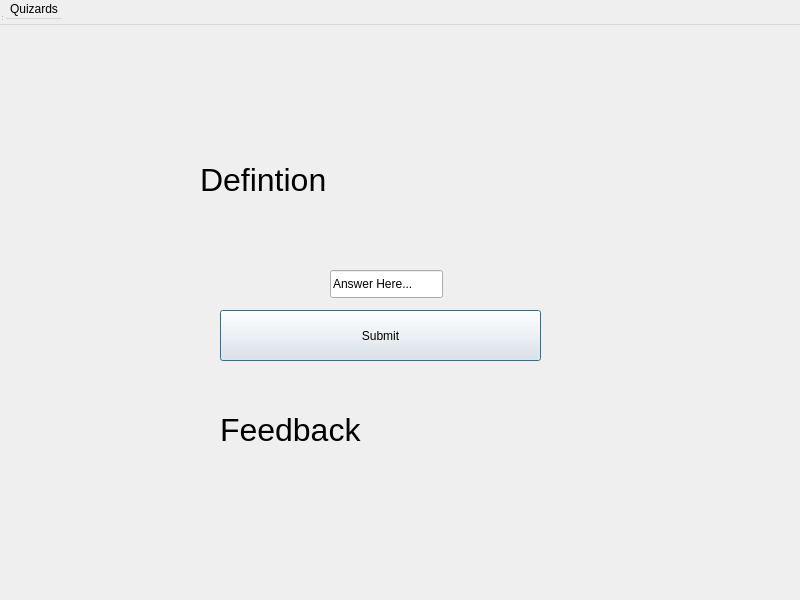
MONKEYFACE678/QuizardsQT, file mainwindow.ui: the form before one commit.
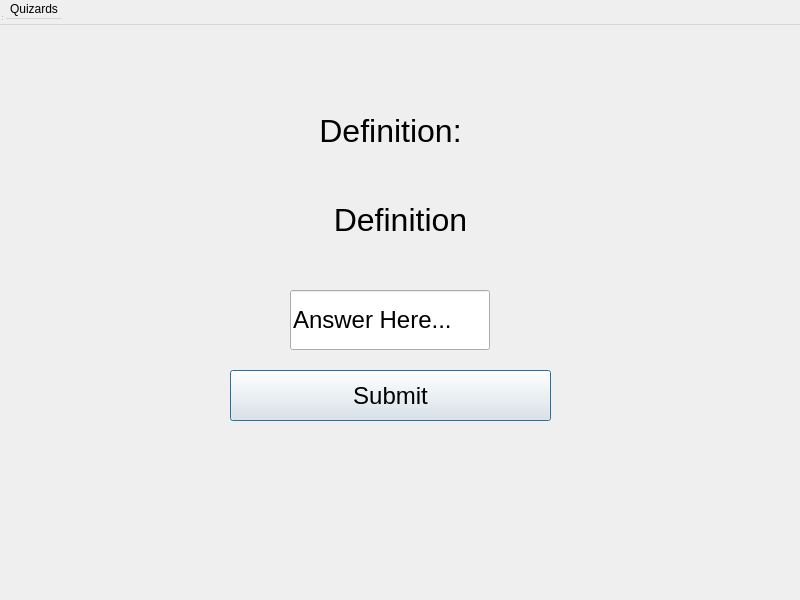
The form after the commit.

Patch:
```diff
--- a/mainwindow.ui
+++ b/mainwindow.ui
@@ -18,31 +18,36 @@
     <rect>
      <x>0</x>
      <y>0</y>
-     <width>761</width>
-     <height>621</height>
+     <width>800</width>
+     <height>600</height>
     </rect>
    </property>
    <property name="minimumSize">
     <size>
-     <width>761</width>
-     <height>621</height>
+     <width>1</width>
+     <height>1</height>
     </size>
    </property>
    <property name="maximumSize">
     <size>
-     <width>761</width>
-     <height>621</height>
+     <width>10000</width>
+     <height>10000</height>
     </size>
    </property>
    <widget class="QPushButton" name="submitButton">
     <property name="geometry">
      <rect>
-      <x>220</x>
-      <y>310</y>
+      <x>230</x>
+      <y>370</y>
       <width>321</width>
       <height>51</height>
      </rect>
     </property>
+    <property name="font">
+     <font>
+      <pointsize>18</pointsize>
+     </font>
+    </property>
     <property name="text">
      <string>Submit</string>
     </property>
@@ -50,40 +55,91 @@
    <widget class="QLineEdit" name="answerInput">
     <property name="geometry">
      <rect>
-      <x>330</x>
-      <y>270</y>
-      <width>113</width>
-      <height>28</height>
+      <x>290</x>
+      <y>290</y>
+      <width>200</width>
+      <height>60</height>
      </rect>
     </property>
+    <property name="font">
+     <font>
+      <pointsize>18</pointsize>
+     </font>
+    </property>
     <property name="text">
      <string>Answer Here...</string>
     </property>
+    <property name="alignment">
+     <set>Qt::AlignmentFlag::AlignLeading|Qt::AlignmentFlag::AlignLeft|Qt::AlignmentFlag::AlignVCenter</set>
+    </property>
    </widget>
    <widget class="QLabel" name="definitionLabel">
     <property name="geometry">
      <rect>
-      <x>200</x>
-      <y>140</y>
-      <width>581</width>
+      <x>0</x>
+      <y>180</y>
+      <width>801</width>
       <height>81</height>
      </rect>
     </property>
+    <property name="font">
+     <font>
+      <pointsize>24</pointsize>
+     </font>
+    </property>
     <property name="text">
-     <string>&lt;html&gt;&lt;head/&gt;&lt;body&gt;&lt;p&gt;&lt;span style=&quot; font-size:24pt;&quot;&gt;Defintion&lt;/span&gt;&lt;/p&gt;&lt;/body&gt;&lt;/html&gt;</string>
+     <string>&lt;html&gt;&lt;head/&gt;&lt;body&gt;&lt;p align=&quot;center&quot;&gt;Definition&lt;/p&gt;&lt;/body&gt;&lt;/html&gt;</string>
+    </property>
+    <property name="textFormat">
+     <enum>Qt::TextFormat::AutoText</enum>
+    </property>
+    <property name="alignment">
+     <set>Qt::AlignmentFlag::AlignCenter</set>
     </property>
    </widget>
    <widget class="QLabel" name="feedbackLabel">
     <property name="geometry">
      <rect>
-      <x>220</x>
-      <y>390</y>
-      <width>331</width>
+      <x>0</x>
+      <y>460</y>
+      <width>801</width>
       <height>81</height>
      </rect>
     </property>
+    <property name="font">
+     <font>
+      <pointsize>24</pointsize>
+     </font>
+    </property>
     <property name="text">
-     <string>&lt;html&gt;&lt;head/&gt;&lt;body&gt;&lt;p&gt;&lt;span style=&quot; font-size:24pt;&quot;&gt;Feedback&lt;/span&gt;&lt;/p&gt;&lt;/body&gt;&lt;/html&gt;</string>
+     <string>&lt;html&gt;&lt;head/&gt;&lt;body&gt;&lt;p align=&quot;center&quot;&gt;&lt;br/&gt;&lt;/p&gt;&lt;/body&gt;&lt;/html&gt;</string>
+    </property>
+    <property name="textFormat">
+     <enum>Qt::TextFormat::AutoText</enum>
+    </property>
+    <property name="alignment">
+     <set>Qt::AlignmentFlag::AlignCenter</set>
+    </property>
+   </widget>
+   <widget class="QLabel" name="label">
+    <property name="geometry">
+     <rect>
+      <x>300</x>
+      <y>90</y>
+      <width>181</width>
+      <height>81</height>
+     </rect>
+    </property>
+    <property name="font">
+     <font>
+      <pointsize>24</pointsize>
+     </font>
+    </property>
+    <property name="text">
+     <string>Definition:</string>
+    </property>
+    <property name="alignment">
+     <set>Qt::AlignmentFlag::AlignCenter</set>
     </property>
    </widget>
   </widget>
```
